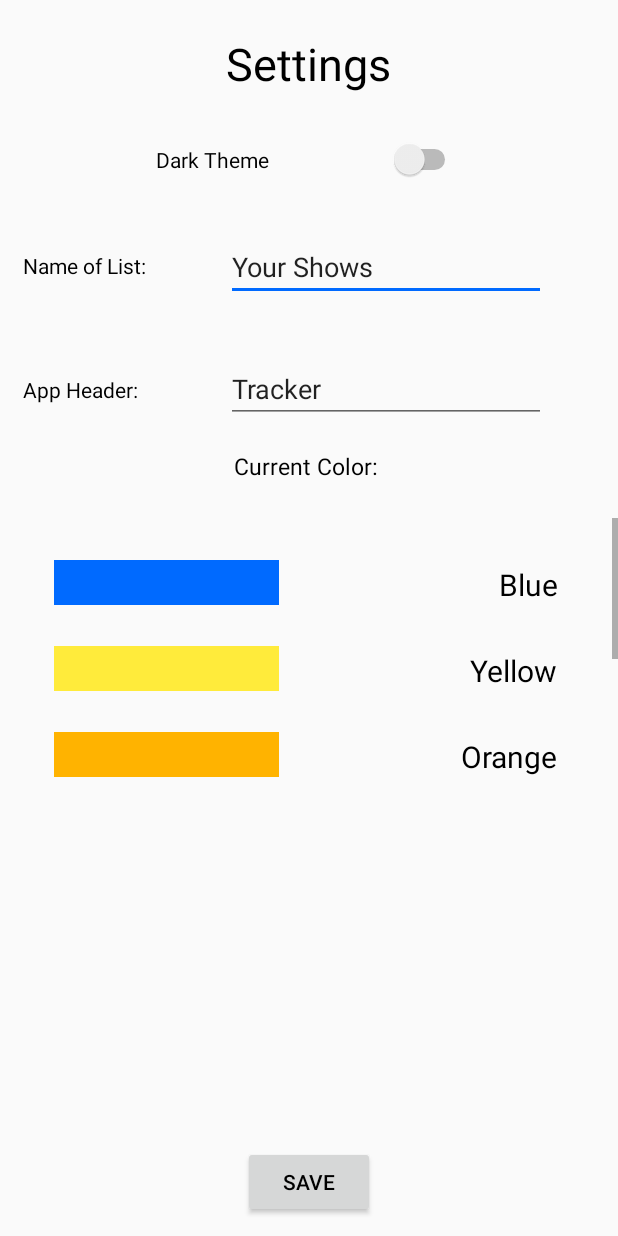
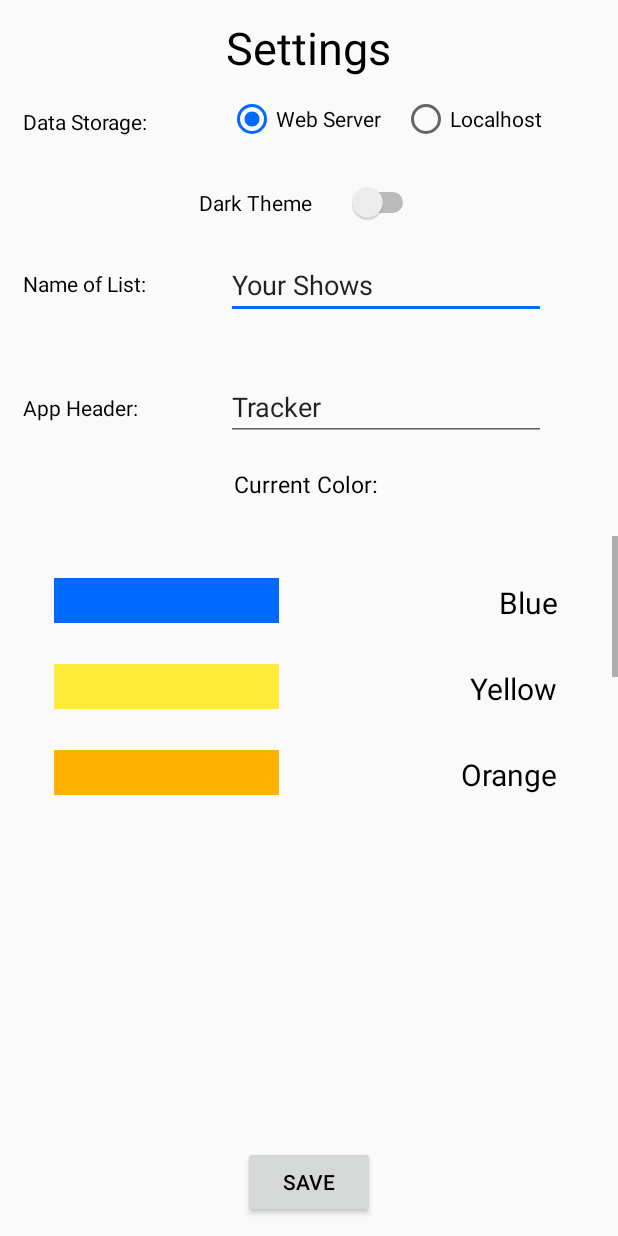
Before and after one commit to Achuna/Show_Tracker, an Android app: the Settings screen opened directly, with no data from a screen before it, on a phone screen of 412 x 824 dp. Run offline under Robolectric (Android 15) with nearby library versions, the phone set to English and light mode, and no system bars.

Commit message:
Web server and localhost functioning. Extra Options have been added to Settings. End of Data Stablity.

```diff
--- a/app/src/main/AndroidManifest.xml
+++ b/app/src/main/AndroidManifest.xml
@@ -28,6 +28,7 @@
             android:screenOrientation="portrait"/>
         <activity
             android:name=".Settings"
+            android:screenOrientation="portrait"
             android:windowSoftInputMode="adjustPan" />
         <activity android:name=".Done"
             android:screenOrientation="portrait"/>
--- a/app/src/main/java/com/example/achuna/tracker/EditorActivity.java
+++ b/app/src/main/java/com/example/achuna/tracker/EditorActivity.java
@@ -142,6 +142,7 @@ public class EditorActivity extends Activity {
                     laterBtn.setCompoundDrawablesWithIntrinsicBounds(0,0,0, R.drawable.lightbulb_outline_black);
                 }
             } else {
+                urlText.setText(MainActivity.streamUrl);
                 doneBtn.setVisibility(View.INVISIBLE);
                 deleteBtn.setVisibility(View.INVISIBLE);
                 laterBtn.setVisibility(View.INVISIBLE);
--- a/app/src/main/res/layout/activity_settings.xml
+++ b/app/src/main/res/layout/activity_settings.xml
@@ -11,7 +11,7 @@
         android:layout_height="wrap_content"
         android:layout_alignParentTop="true"
         android:layout_centerHorizontal="true"
-        android:layout_marginTop="22dp"
+        android:layout_marginTop="11dp"
         android:text="Settings"
         android:textSize="30sp"
         tools:layout_editor_absoluteX="163dp"
@@ -21,18 +21,18 @@
         android:id="@+id/themeSwitch"
         android:layout_width="wrap_content"
         android:layout_height="wrap_content"
-        android:layout_below="@+id/settingsTitle"
+        android:layout_alignParentTop="true"
         android:layout_centerHorizontal="true"
-        android:layout_marginTop="30dp"
-        android:text="Dark Theme                        " />
+        android:layout_marginTop="121dp"
+        android:text="Dark Theme       " />
 
     <EditText
         android:id="@+id/settingsListNameEdit"
         android:layout_width="wrap_content"
         android:layout_height="wrap_content"
+        android:layout_alignParentTop="true"
         android:layout_alignStart="@+id/settingsTitle"
-        android:layout_below="@+id/themeSwitch"
-        android:layout_marginTop="35dp"
+        android:layout_marginTop="167dp"
         android:ems="10"
         android:inputType="textPersonName"
         android:singleLine="true"
@@ -98,4 +98,40 @@
         android:text="Current Application Color: "
         android:textSize="15sp" />
 
+    <RadioGroup
+        android:id="@+id/radioButtonStorageGroup"
+        android:layout_width="224dp"
+        android:layout_height="wrap_content"
+        android:layout_alignParentTop="true"
+        android:layout_alignStart="@+id/themeSwitch"
+        android:layout_marginStart="19dp"
+        android:layout_marginTop="63dp"
+        android:orientation="horizontal">
+
+        <RadioButton
+            android:id="@+id/webServerRB"
+            android:layout_width="wrap_content"
+            android:layout_height="match_parent"
+            android:layout_weight="1"
+            android:checked="true"
+            android:duplicateParentState="false"
+            android:text="Web Server" />
+
+        <RadioButton
+            android:id="@+id/localHostRB"
+            android:layout_width="wrap_content"
+            android:layout_height="wrap_content"
+            android:layout_weight="1"
+            android:text="Localhost" />
+    </RadioGroup>
+
+    <TextView
+        android:id="@+id/textView"
+        android:layout_width="wrap_content"
+        android:layout_height="wrap_content"
+        android:layout_alignParentTop="true"
+        android:layout_alignStart="@+id/textView3"
+        android:layout_marginTop="71dp"
+        android:text="Data Storage:" />
+
 </RelativeLayout>
--- a/app/src/main/res/menu/drawer_view.xml
+++ b/app/src/main/res/menu/drawer_view.xml
@@ -19,6 +19,6 @@
         <item
             android:id="@+id/drawerKeep"
             android:icon="@drawable/google_keep_icon"
-            android:title="Open Google Keep" />
+            android:title="My Anime List" />
     </group>
 </menu>
--- a/app/src/main/res/menu/menu.xml
+++ b/app/src/main/res/menu/menu.xml
@@ -17,7 +17,7 @@
 
     <item
         android:id="@+id/menuURLEditor"
-        android:title="Stream Service URL"
+        android:title="Stream Service"
         app:showAsAction="never"
         />
 
--- a/app/src/main/res/values/colors.xml
+++ b/app/src/main/res/values/colors.xml
@@ -2,6 +2,7 @@
 <resources>
     <color name="white">#ffffff</color>
     <color name="black">#000000</color>
+    <color name="transparent">#00ffffff</color>
 
     <color name="bluePrimary">#006aff</color>
     <color name="bluePrimaryDark">#3F51B5</color>
```
Also changed, not shown: app/src/main/java/com/example/achuna/tracker/MainActivity.java (+13 -27 lines), app/src/main/java/com/example/achuna/tracker/Settings.java (+79 -6 lines).
